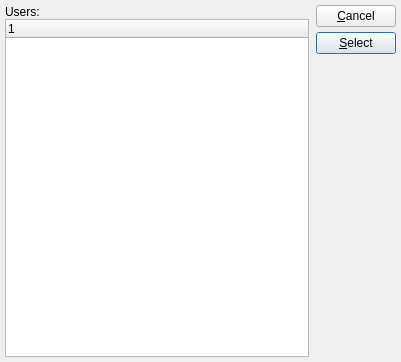
Before: the Qt Designer form guiclient/userList.ui in Pegasus-RPG/xtuple-client, drawn with Qt 5.
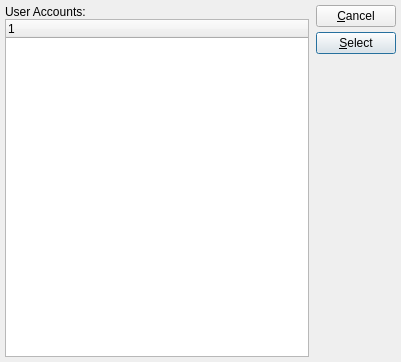
After: the same form once the commit is applied. Custom widgets are drawn as their Qt base class.

Diff of the .ui file:
```diff
--- a/guiclient/userList.ui
+++ b/guiclient/userList.ui
@@ -39,7 +39,7 @@
      <item>
       <widget class="QLabel" name="_userLit" >
        <property name="text" >
-        <string>Users:</string>
+        <string>User Accounts:</string>
        </property>
       </widget>
      </item>
```
Left out of the diff: 2 changed lines with no effect on the pictures.
